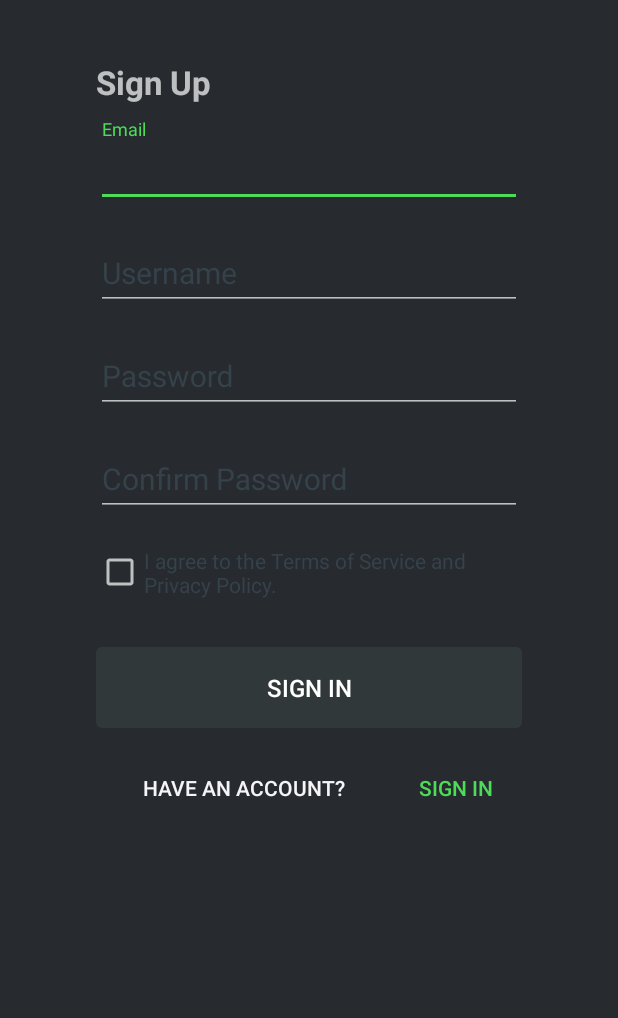
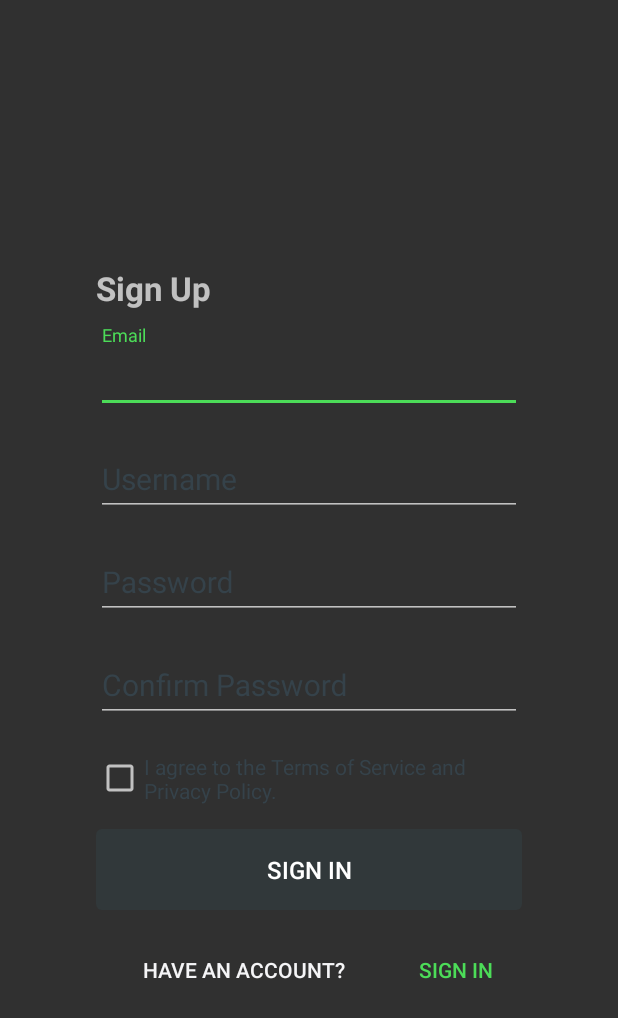
Before and after one commit to sdenom01/robogrow-android-kotlin, an Android app: the RegisterActivity screen opened directly, with no data from a screen before it, on a phone screen of 412 x 824 dp. Shown: the top 1018 px of the screen. Run offline under Robolectric (Android 15) with nearby library versions, the phone set to English and light mode, and no system bars; our stand-ins replace Volley.

Commit message:
Registation works now

```diff
--- a/app/src/main/java/io/robogrow/ui/register/RegisterFormState.kt
+++ b/app/src/main/java/io/robogrow/ui/register/RegisterFormState.kt
@@ -4,6 +4,7 @@ package io.robogrow.ui.register
  * Data validation state of the login form.
  */
 data class RegisterFormState(
+    val emailError: Int? = null,
     val usernameError: Int? = null,
     val passwordError: Int? = null,
     val passwordConfirmationError: Int? = null,
--- a/app/src/main/res/layout/activity_register.xml
+++ b/app/src/main/res/layout/activity_register.xml
@@ -3,7 +3,6 @@
     xmlns:app="http://schemas.android.com/apk/res-auto"
     xmlns:tools="http://schemas.android.com/tools"
     android:id="@+id/container"
-    android:background="@color/colorPrimaryDark"
     android:layout_width="match_parent"
     android:layout_height="match_parent"
     android:paddingLeft="@dimen/activity_horizontal_margin"
@@ -12,6 +11,14 @@
     android:paddingBottom="@dimen/activity_vertical_margin"
     tools:context=".ui.register.RegisterActivity">
 
+    <LinearLayout
+        android:id="@+id/ll_wrapper"
+        android:layout_width="match_parent"
+        android:layout_height="wrap_content"
+        android:orientation="vertical"
+        app:layout_constraintTop_toTopOf="parent"
+        app:layout_constraintBottom_toBottomOf="parent">
+
         <TextView
             android:id="@+id/tv_sign_up"
             android:layout_width="wrap_content"
@@ -19,25 +26,20 @@
             android:layout_marginStart="48dp"
             android:layout_marginEnd="48dp"
             android:paddingTop="24dp"
+            android:text="Sign Up"
             android:textSize="22sp"
-        android:textStyle="bold"
-        app:layout_constraintStart_toStartOf="parent"
-        app:layout_constraintTop_toTopOf="parent"
-        android:text="Sign Up"/>
+            android:textStyle="bold" />
 
         <com.google.android.material.textfield.TextInputLayout
             android:id="@+id/input_layout_email"
-        android:theme="@style/RobogrowTextLayoutLabel"
             android:layout_width="match_parent"
             android:layout_height="wrap_content"
+            android:layout_marginStart="48dp"
             android:layout_marginTop="10dp"
-        android:layout_marginStart="48dp"
             android:layout_marginEnd="48dp"
             android:hint="@string/prompt_email"
             android:textColorHint="@color/roboHint"
-        app:layout_constraintEnd_toEndOf="parent"
-        app:layout_constraintStart_toStartOf="parent"
-        app:layout_constraintTop_toBottomOf="@id/tv_sign_up">
+            android:theme="@style/RobogrowTextLayoutLabel">
 
             <com.google.android.material.textfield.TextInputEditText
                 android:id="@+id/et_email"
@@ -50,17 +52,14 @@
 
         <com.google.android.material.textfield.TextInputLayout
             android:id="@+id/input_layout_username"
-        android:theme="@style/RobogrowTextLayoutLabel"
             android:layout_width="match_parent"
             android:layout_height="wrap_content"
+            android:layout_marginStart="48dp"
             android:layout_marginTop="10dp"
-        android:layout_marginStart="48dp"
             android:layout_marginEnd="48dp"
             android:hint="@string/prompt_username"
             android:textColorHint="@color/roboHint"
-        app:layout_constraintEnd_toEndOf="parent"
-        app:layout_constraintStart_toStartOf="parent"
-        app:layout_constraintTop_toBottomOf="@id/input_layout_email">
+            android:theme="@style/RobogrowTextLayoutLabel">
 
             <com.google.android.material.textfield.TextInputEditText
                 android:id="@+id/et_username"
@@ -74,17 +73,14 @@
 
         <com.google.android.material.textfield.TextInputLayout
             android:id="@+id/input_layout_password"
-        android:theme="@style/RobogrowTextLayoutLabel"
             android:layout_width="match_parent"
             android:layout_height="wrap_content"
+            android:layout_marginStart="48dp"
             android:layout_marginTop="10dp"
-        android:layout_marginStart="48dp"
             android:layout_marginEnd="48dp"
             android:hint="@string/prompt_password"
             android:textColorHint="@color/roboHint"
-        app:layout_constraintEnd_toEndOf="parent"
-        app:layout_constraintStart_toStartOf="parent"
-        app:layout_constraintTop_toBottomOf="@id/input_layout_username">
+            android:theme="@style/RobogrowTextLayoutLabel">
 
             <com.google.android.material.textfield.TextInputEditText
                 android:id="@+id/et_password"
@@ -97,17 +93,14 @@
 
         <com.google.android.material.textfield.TextInputLayout
             android:id="@+id/input_layout_password_2"
-        android:theme="@style/RobogrowTextLayoutLabel"
             android:layout_width="match_parent"
             android:layout_height="wrap_content"
+            android:layout_marginStart="48dp"
             android:layout_marginTop="10dp"
-        android:layout_marginStart="48dp"
             android:layout_marginEnd="48dp"
             android:hint="@string/prompt_password_2"
             android:textColorHint="@color/roboHint"
-        app:layout_constraintEnd_toEndOf="parent"
-        app:layout_constraintStart_toStartOf="parent"
-        app:layout_constraintTop_toBottomOf="@id/input_layout_password">
+            android:theme="@style/RobogrowTextLayoutLabel">
 
             <com.google.android.material.textfield.TextInputEditText
                 android:id="@+id/et_password_2"
@@ -124,49 +117,54 @@
             android:id="@+id/cb_privacy_policy"
             android:layout_width="match_parent"
             android:layout_height="wrap_content"
+            android:layout_marginStart="48dp"
             android:layout_marginTop="20dp"
-        android:layout_marginStart="48dp"
             android:layout_marginEnd="48dp"
-        android:textColor="@color/roboHint"
-        app:layout_constraintTop_toBottomOf="@id/input_layout_password_2"
-        android:text="I agree to the Terms of Service and Privacy Policy."/>
+            android:text="I agree to the Terms of Service and Privacy Policy."
+            android:textColor="@color/roboHint" />
+
+        <TextView
+            android:id="@+id/tv_login_error"
+            android:layout_width="match_parent"
+            android:layout_height="wrap_content"
+            android:layout_marginTop="16dp"
+            android:layout_marginLeft="32dp"
+            android:layout_marginRight="32dp"
+            android:background="@color/roboRed"
+            android:visibility="gone"
+            android:padding="16dp" />
 
         <Button
             android:id="@+id/register"
             android:layout_width="match_parent"
             android:layout_height="wrap_content"
             android:layout_gravity="start"
-        android:layout_marginTop="32dp"
             android:layout_marginStart="48dp"
+            android:layout_marginTop="16dp"
             android:layout_marginEnd="48dp"
+            android:background="@drawable/robogrow_button_selector"
             android:enabled="false"
-        android:background="@drawable/robogrow_button_selector"
-        android:textSize="16sp"
             android:padding="16dp"
+            android:text="@string/action_sign_in"
             android:textColor="@android:color/white"
-        android:text="@string/action_sign_in"
-        app:layout_constraintEnd_toEndOf="parent"
-        app:layout_constraintStart_toStartOf="parent"
-        app:layout_constraintTop_toBottomOf="@+id/cb_privacy_policy"
-        app:layout_constraintVertical_bias="0.2" />
+            android:textSize="16sp" />
 
         <LinearLayout
             android:layout_width="match_parent"
             android:layout_height="wrap_content"
             android:layout_marginStart="48dp"
+            android:layout_marginTop="16dp"
             android:layout_marginEnd="48dp"
             android:orientation="horizontal"
-        android:layout_marginTop="16dp"
-        android:weightSum="2"
-        app:layout_constraintTop_toBottomOf="@+id/register">
+            android:weightSum="2">
 
             <Button
                 style="@style/Widget.AppCompat.Button.Borderless"
                 android:layout_width="wrap_content"
                 android:layout_height="wrap_content"
                 android:layout_weight="2"
-            android:textColor="@color/roboLight"
-            android:text="Have an account?"/>
+                android:text="Have an account?"
+                android:textColor="@color/roboLight" />
 
             <Button
                 android:id="@+id/bt_sign_in"
@@ -174,8 +172,9 @@
                 android:layout_width="wrap_content"
                 android:layout_height="wrap_content"
                 android:layout_weight="2"
-            android:textColor="@color/colorPrimary"
-            android:text="@string/action_sign_in"/>
+                android:text="@string/action_sign_in"
+                android:textColor="@color/colorPrimary" />
+        </LinearLayout>
     </LinearLayout>
 
     <ProgressBar
@@ -189,8 +188,7 @@
         android:layout_marginBottom="64dp"
         android:visibility="gone"
         app:layout_constraintBottom_toBottomOf="parent"
-        app:layout_constraintEnd_toEndOf="@+id/input_layout_password"
-        app:layout_constraintStart_toStartOf="@+id/input_layout_password"
-        app:layout_constraintTop_toTopOf="parent"
-        app:layout_constraintVertical_bias="0.3" />
+        app:layout_constraintEnd_toEndOf="parent"
+        app:layout_constraintStart_toStartOf="parent"
+        app:layout_constraintTop_toTopOf="parent"/>
 </androidx.constraintlayout.widget.ConstraintLayout>
--- a/app/src/main/res/layout/activity_splash.xml
+++ b/app/src/main/res/layout/activity_splash.xml
@@ -4,7 +4,6 @@
     xmlns:tools="http://schemas.android.com/tools"
     android:layout_width="match_parent"
     android:layout_height="match_parent"
-    android:background="@color/colorPrimaryDark"
     tools:context=".ui.splash.SplashActivity">
 
     <LinearLayout
@@ -18,15 +17,19 @@
         app:layout_constraintEnd_toEndOf="parent">
 
         <ImageView
+            android:id="@+id/logo"
             android:layout_width="150dp"
             android:layout_height="150dp"
             android:src="@drawable/robogrow"
+            android:transitionName="logo"
             android:layout_marginBottom="16dp"
             android:layout_gravity="center_horizontal"/>
 
         <ImageView
+            android:id="@+id/logo_name"
             android:layout_width="250dp"
             android:layout_height="70dp"
+            android:transitionName="font"
             android:src="@drawable/robogrow_font" />
     </LinearLayout>
 </androidx.constraintlayout.widget.ConstraintLayout>
--- a/app/src/main/res/values-v21/styles.xml
+++ b/app/src/main/res/values-v21/styles.xml
@@ -1,5 +1,7 @@
 <resources>
     <style name="AppTheme.NoActionBar">
+        <item name="android:windowContentTransitions">true</item>
+
         <item name="windowActionBar">false</item>
         <item name="windowNoTitle">true</item>
         <item name="android:statusBarColor">@android:color/transparent</item>
```
Also changed, not shown: app/src/main/java/io/robogrow/ui/register/RegisterActivity.kt (+101 -15 lines), app/src/main/java/io/robogrow/ui/register/RegisterViewModel.kt (+15 -13 lines), app/src/main/java/io/robogrow/ui/splash/SplashActivity.kt (+19 -7 lines), app/src/main/res/layout/activity_login.xml (+6 -6 lines). Lines whose indentation alone changed are shown as unchanged.
